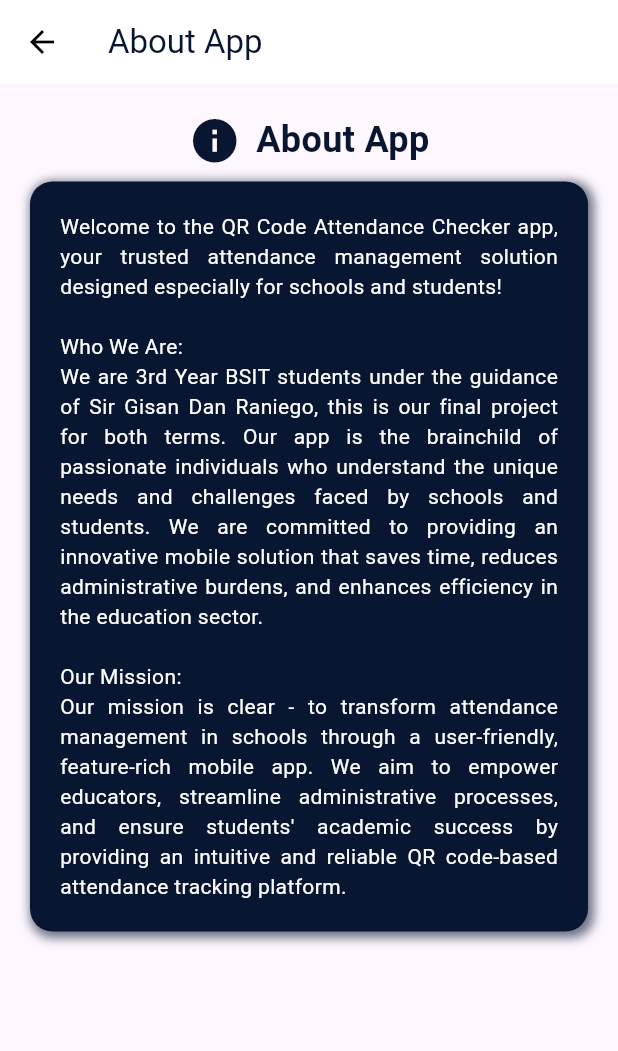
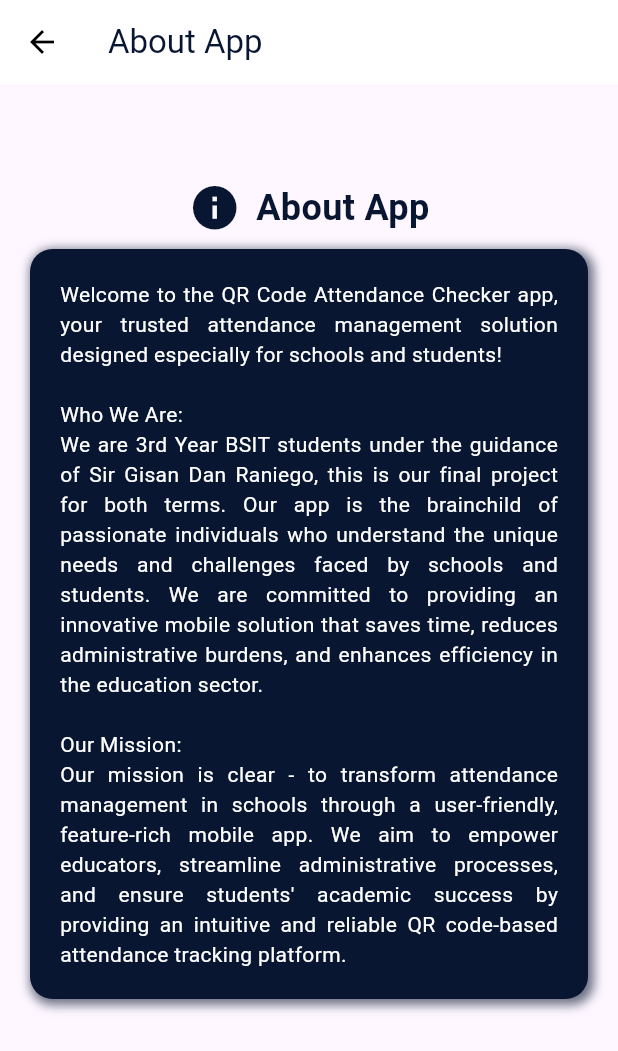
Before and after one commit to Amawers/attendifyyy, a Flutter app: the AboutApp screen opened directly, on a phone screen of 412 x 824 dp. Shown: the top 1051 px of the screen. Run offline on Flutter 3.47's test engine with Material 3 defaults, Android fonts, the phone set to English and light mode, and no system bars; our stand-ins replace email_validator, image_picker, shared_preferences; missing offline and left inert: mobile_scanner; accounts and stored records are empty.

Commit message:
minor adjustment of UI

```diff
--- a/lib/core/info_pages/about_app.dart
+++ b/lib/core/info_pages/about_app.dart
@@ -26,6 +26,7 @@ class _AboutAppState extends State<AboutApp> {
       body: SingleChildScrollView(
         child: Column(
           children: [
+            const SizedBox(height: 45),
             // Section: Icon and Title
             Container(
               margin: const EdgeInsets.only(top: 20),
```
